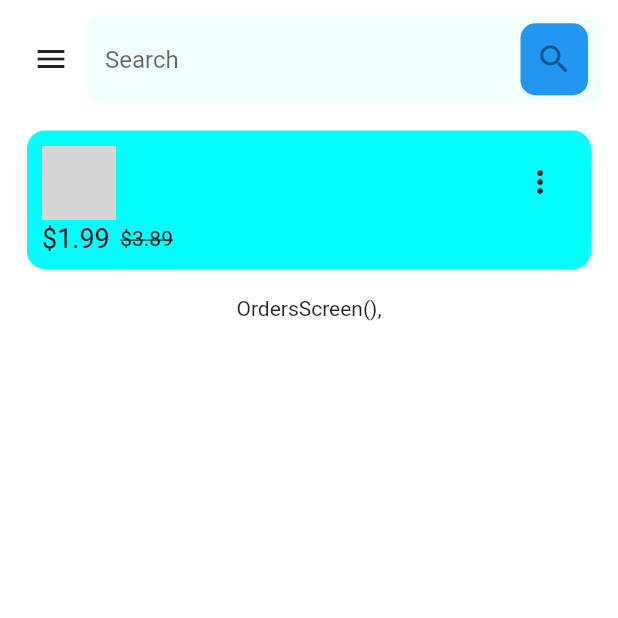
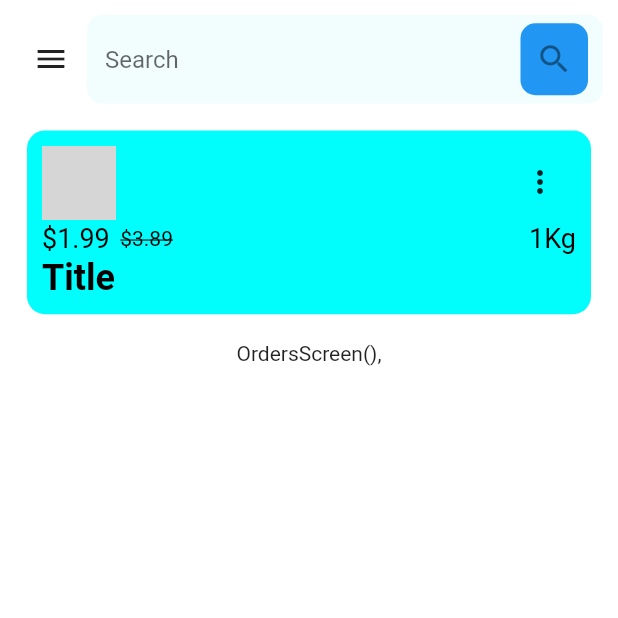
Before and after one commit to Devsaci/grocery_app_adminpanel_hadji_V1, a Flutter app: the screen it shows after launch, on a phone screen of 412 x 824 dp, the top half of it. Run offline on Flutter 3.47's test engine with Material 2 defaults, Android fonts, the light colour scheme and no system bars; our stand-ins replace iconly, shared_preferences; network calls fail; grey boxes are pictures that could not be loaded.

Commit message:
TextWidget  Title

```diff
--- a/lib/widgets/products_widget.dart
+++ b/lib/widgets/products_widget.dart
@@ -79,9 +79,22 @@ class _ProductWidgetState extends State<ProductWidget> {
                           color: color,
                         ),
                       ),
-                    )
+                    ),
+                    const Spacer(),
+                    TextWidget(
+                      text: '1Kg',
+                      color: color,
+                      textSize: 18,
+                    ),
                   ],
-                )
+                ),
+                const SizedBox(height: 2),
+                TextWidget(
+                  text: 'Title',
+                  color: color,
+                  textSize: 24,
+                  isTitle: true,
+                ),
               ],
             ),
           ),
```
